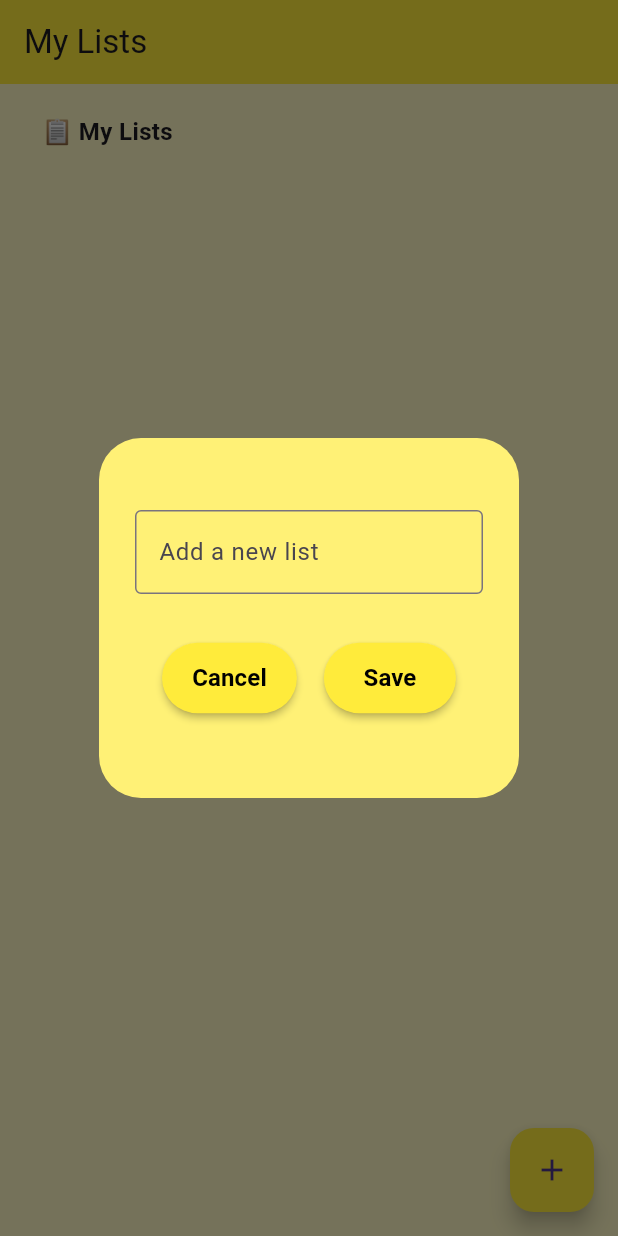
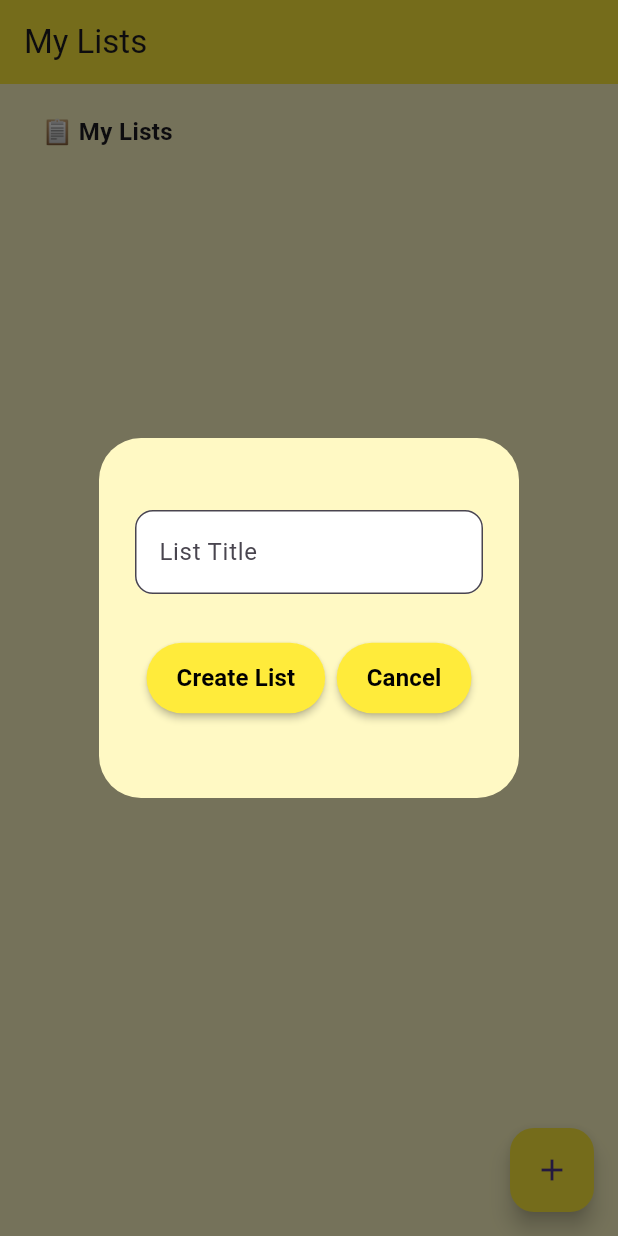
Before and after one commit to abdelrahman365g/ToDoApp, a Flutter app: the screen it shows after launch, after a tap on the "add" icon, on a phone screen of 412 x 824 dp. Run offline on Flutter 3.47's test engine with Material 3 defaults, Android fonts, the phone set to English and light mode, and no system bars; our stand-ins replace flutter_slidable, hive, hive_flutter; accounts and stored records are empty.

Commit message:
dialog box refined

```diff
--- a/todo_app/lib/components/dialog_box.dart
+++ b/todo_app/lib/components/dialog_box.dart
@@ -15,7 +15,7 @@ class DialogBox extends StatelessWidget {
   @override
   Widget build(BuildContext context) {
     return AlertDialog(
-      backgroundColor: Colors.yellow[300],
+      backgroundColor: Colors.yellow[100],
       content: SizedBox(
         height: 200,
         child: Column(
@@ -24,15 +24,19 @@ class DialogBox extends StatelessWidget {
             TextField(
               controller: controller,
               decoration: InputDecoration(
-                border: OutlineInputBorder(),
-                hintText: "Add a new list",
+                labelText: 'List Title',
+                border: OutlineInputBorder(
+                  borderRadius: BorderRadius.circular(12),
+                ),
+                filled: true,
+                fillColor: Colors.white,
               ),
             ),
             Row(
               mainAxisAlignment: MainAxisAlignment.spaceEvenly,
               children: [
+                MyButton(text: "Create List", onPressed: onSave),
                 MyButton(text: "Cancel", onPressed: onCancel),
-                MyButton(text: "Save", onPressed: onSave),
               ],
             ),
           ],
--- a/todo_app/lib/components/my_button.dart
+++ b/todo_app/lib/components/my_button.dart
@@ -16,10 +16,10 @@ class MyButton extends StatelessWidget {
       padding: const EdgeInsets.symmetric(horizontal: 20, vertical: 12),
       child: Text(
         text,
-        style: const TextStyle(
-          color: Colors.black,
+        style: TextStyle(
           fontWeight: FontWeight.bold,
           fontSize: 16,
+          color: Colors.black,
         ),
       ),
     );
```
